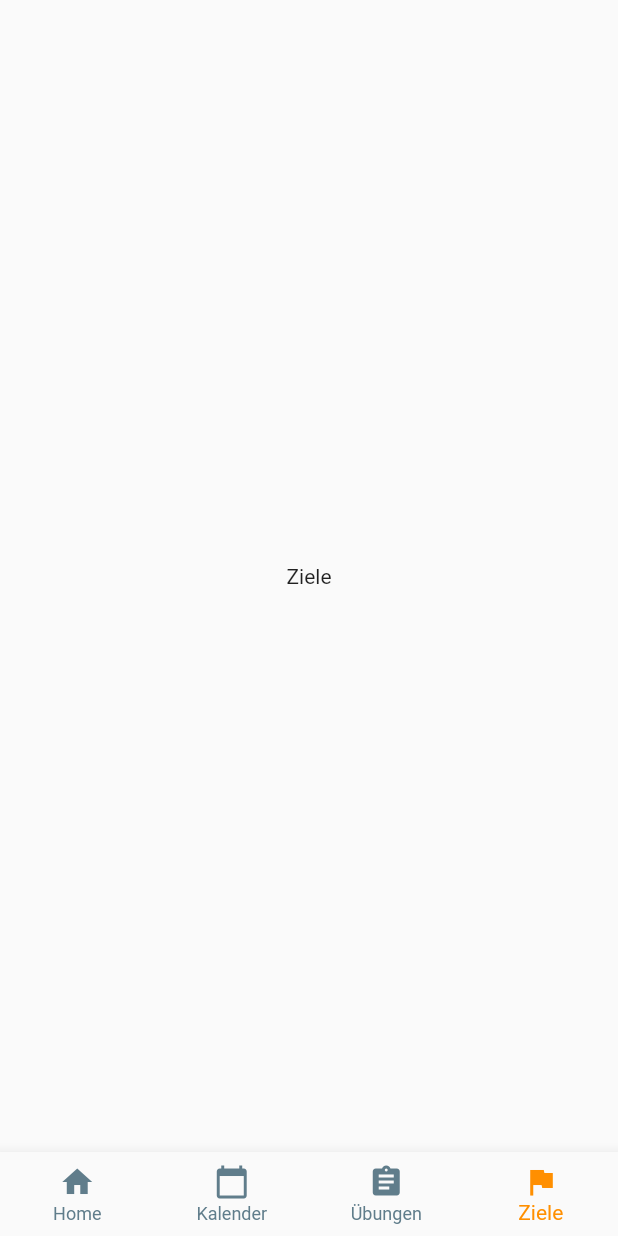
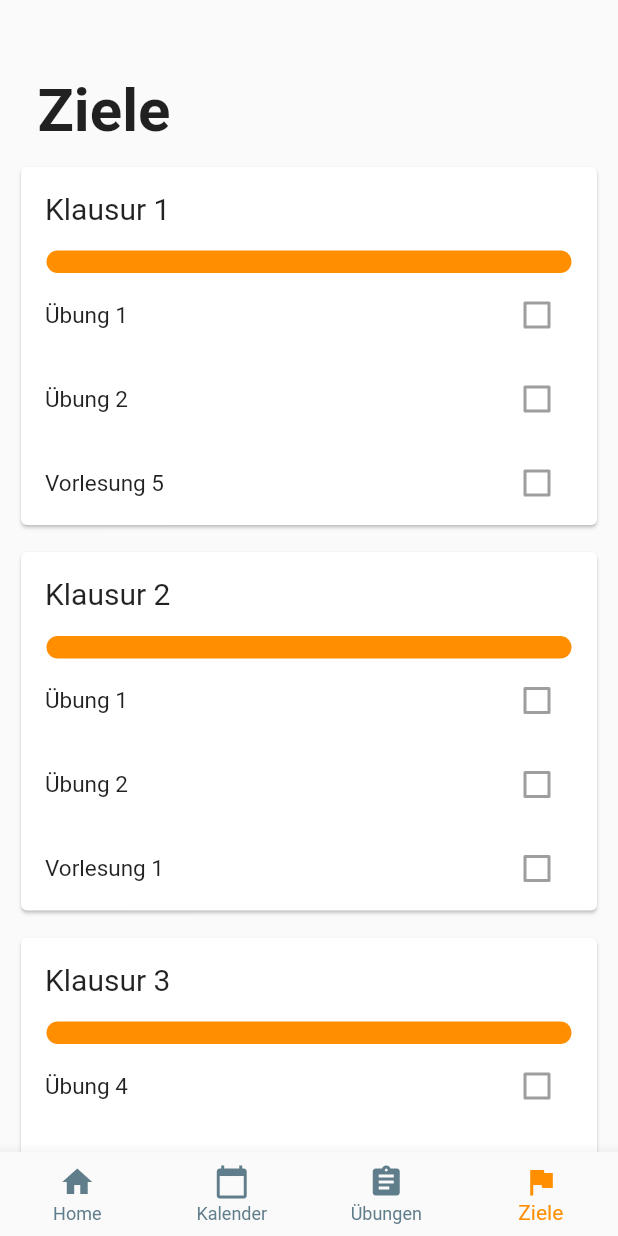
Before and after one commit to Hankyyy/achtsamkeits-app, a Flutter app: the screen it shows after launch, item 4 of the bottom bar chosen, on a phone screen of 412 x 824 dp. Run offline on Flutter 3.47's test engine with Material 2 defaults, Android fonts, the light colour scheme and no system bars; our stand-ins replace charts_flutter.

Commit message:
ZielScreen
Sehr frühe Version

```diff
--- /dev/null
+++ b/lib/ZieleScreen/ZielCardWidget.dart
@@ -0,0 +1,60 @@
+import 'package:flutter/material.dart';
+
+import 'package:aaproto2/ThemeData.dart';
+
+class ZielCard extends StatefulWidget {
+
+  ZielCard (this.first, this.second, this.third, this.fourth);
+
+  int first;
+  int second;
+  int third;
+  int fourth;
+
+  @override
+  _ZielCardState createState() => _ZielCardState(first, second, third, fourth);
+}
+
+class _ZielCardState extends State<ZielCard> {
+
+  _ZielCardState (this.first, this.second, this.third, this.fourth);
+
+  int first;
+  int second;
+  int third;
+  int fourth;
+
+
+  @override
+  Widget build(BuildContext context) {
+    return Card(
+      child: Column(
+        children: <Widget>[
+          ListTile(
+            title: Text("Klausur " + first.toString(), style: TextStyle(fontSize: 20.0),),
+          ),
+          Container(
+            height: 15.0,
+            width: 350.0,
+            decoration: BoxDecoration(
+                color: AAThemeData.primaryColor,
+                borderRadius: BorderRadius.all(const Radius.circular(10.0))),
+          ),
+          ListTile(
+            title: Text("Übung " + second.toString(), style: TextStyle(fontSize: 15.0)),
+            trailing: Checkbox(value: false, onChanged: null),
+          ),
+
+          ListTile(
+            title: Text("Übung " + third.toString(), style: TextStyle(fontSize: 15.0)),
+            trailing: Checkbox(value: false, onChanged: null),
+          ),
+          ListTile(
+            title: Text("Vorlesung " + fourth.toString(), style: TextStyle(fontSize: 15.0)),
+            trailing: Checkbox(value: false, onChanged: null),
+          ),
+        ],
+      ),
+    );
+  }
+}
--- a/lib/ZieleScreen/ZieleScreen.dart
+++ b/lib/ZieleScreen/ZieleScreen.dart
@@ -1,5 +1,7 @@
 import 'package:flutter/material.dart';
 
+import 'package:aaproto2/ThemeData.dart';
+import 'package:aaproto2/ZieleScreen/ZielCardWidget.dart';
 
 class ZieleScreen extends StatefulWidget {
   @override
@@ -7,11 +9,45 @@ class ZieleScreen extends StatefulWidget {
 }
 
 class _ZieleScreenState extends State<ZieleScreen> {
-
   @override
   Widget build(BuildContext context) {
-    return Center(
-        child: Text("Ziele"),
+    return Scaffold(
+      body: ListView(
+        padding: EdgeInsets.all(10.0),
+        children: <Widget>[
+          Container(
+            padding: EdgeInsets.only(top: 40.0, left: 15.0, bottom: 10.0),
+            child: Text(
+              "Ziele",
+              style: TextStyle(fontSize: 40.0, fontWeight: FontWeight.bold),
+            ),
+          ),
+          ZielCard(
+            1,
+            1,
+            2,
+            5,
+          ),
+          Container(
+            padding: EdgeInsets.only(top: 10.0),
+          ),
+          ZielCard(
+            2,
+            1,
+            2,
+            1,
+          ),
+          Container(
+            padding: EdgeInsets.only(top: 10.0),
+          ),
+          ZielCard(
+            3,
+            4,
+            6,
+            8,
+          ),
+        ],
+      ),
     );
   }
 }
```
Also changed, not shown: 7 other files.
